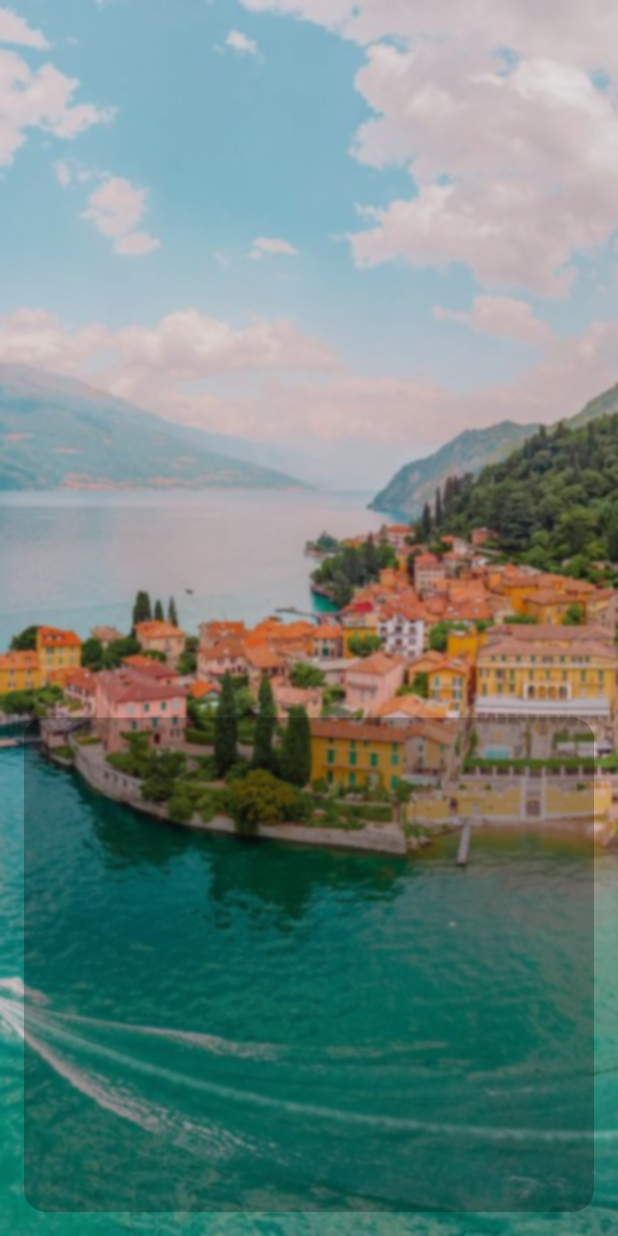
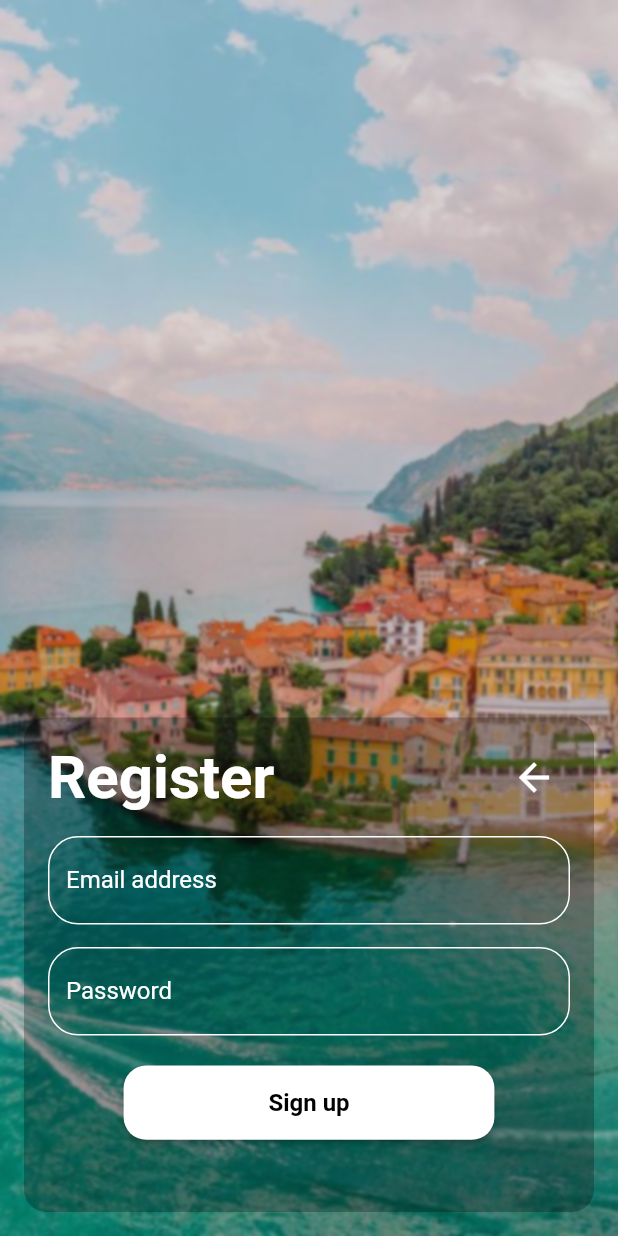
Before and after one commit to Alpha17-2/safari, a Flutter app: the screen it shows after launch, after a tap on "Login", after a tap on the "arrow back" icon, after a tap on "Register", on a phone screen of 412 x 824 dp. Run offline on Flutter 3.47's test engine with Material 2 defaults, Android fonts, the phone set to English and light mode, and no system bars; our stand-ins replace carousel_slider, google_fonts, permission_handler.

Commit message:
register container

```diff
--- a/lib/view/screens/Authentication/aut_container.dart
+++ b/lib/view/screens/Authentication/aut_container.dart
@@ -31,6 +31,7 @@ class AuthContainer extends StatelessWidget {
         Center(
           child: SizedBox(
             width: displayWidth(context) * 0.4,
+            height: displayHeight(context) * 0.05,
             child: MaterialButton(
               onPressed: () {
                 Provider.of<AuthContainerProvider>(context, listen: false)
@@ -49,9 +50,13 @@ class AuthContainer extends StatelessWidget {
             ),
           ),
         ),
+        const SizedBox(
+          height: 10,
+        ),
         Center(
           child: SizedBox(
             width: displayWidth(context) * 0.4,
+            height: displayHeight(context) * 0.05,
             child: MaterialButton(
               onPressed: () {
                 Provider.of<AuthContainerProvider>(context, listen: false)
--- a/lib/view/screens/Authentication/register_container.dart
+++ b/lib/view/screens/Authentication/register_container.dart
@@ -1,11 +1,78 @@
 import 'package:flutter/material.dart';
+import 'package:provider/provider.dart';
+import 'package:safari/controller/constants/device_size.dart';
+import 'package:safari/controller/providers/auth_container_provider.dart';
+import 'package:safari/view/viewModels/custom_textfield.dart';
+
 class RegisterContainer extends StatelessWidget {
-  const RegisterContainer({ Key? key }) : super(key: key);
+  TextEditingController emailController = TextEditingController();
+  TextEditingController passwordController = TextEditingController();
 
   @override
   Widget build(BuildContext context) {
-    return Container(
-
+    return Form(
+      child: SingleChildScrollView(
+        child: Column(
+          mainAxisAlignment: MainAxisAlignment.start,
+          crossAxisAlignment: CrossAxisAlignment.start,
+          children: [
+            Row(
+              mainAxisAlignment: MainAxisAlignment.spaceBetween,
+              crossAxisAlignment: CrossAxisAlignment.center,
+              children: [
+                const Text(
+                  'Register',
+                  style: TextStyle(
+                      fontSize: 40,
+                      color: Colors.white,
+                      fontWeight: FontWeight.bold),
+                ),
+                IconButton(
+                  onPressed: () {
+                    Provider.of<AuthContainerProvider>(context, listen: false)
+                        .setContainerIndexTo(newIndex: 1);
+                  },
+                  iconSize: 30,
+                  icon: const Icon(Icons.arrow_back),
+                  color: Colors.white,
+                )
+              ],
+            ),
+            const SizedBox(height: 15),
+            CustomTextField(
+                obscureText: false,
+                label: "Email address",
+                maxlines: 1,
+                controller: emailController),
+            const SizedBox(height: 15),
+            CustomTextField(
+                obscureText: true,
+                label: "Password",
+                maxlines: 1,
+                controller: passwordController),
+            const SizedBox(height: 20),
+            Center(
+              child: SizedBox(
+                width: displayWidth(context) * 0.6,
+                height: displayHeight(context) * 0.06,
+                child: MaterialButton(
+                  onPressed: () {},
+                  color: Colors.white,
+                  shape: RoundedRectangleBorder(
+                      borderRadius: BorderRadius.circular(15)),
+                  child: const Text(
+                    'Sign up',
+                    style: TextStyle(
+                        fontSize: 16,
+                        color: Colors.black,
+                        fontWeight: FontWeight.bold),
+                  ),
+                ),
+              ),
+            ),
+          ],
+        ),
+      ),
     );
   }
 }
```
